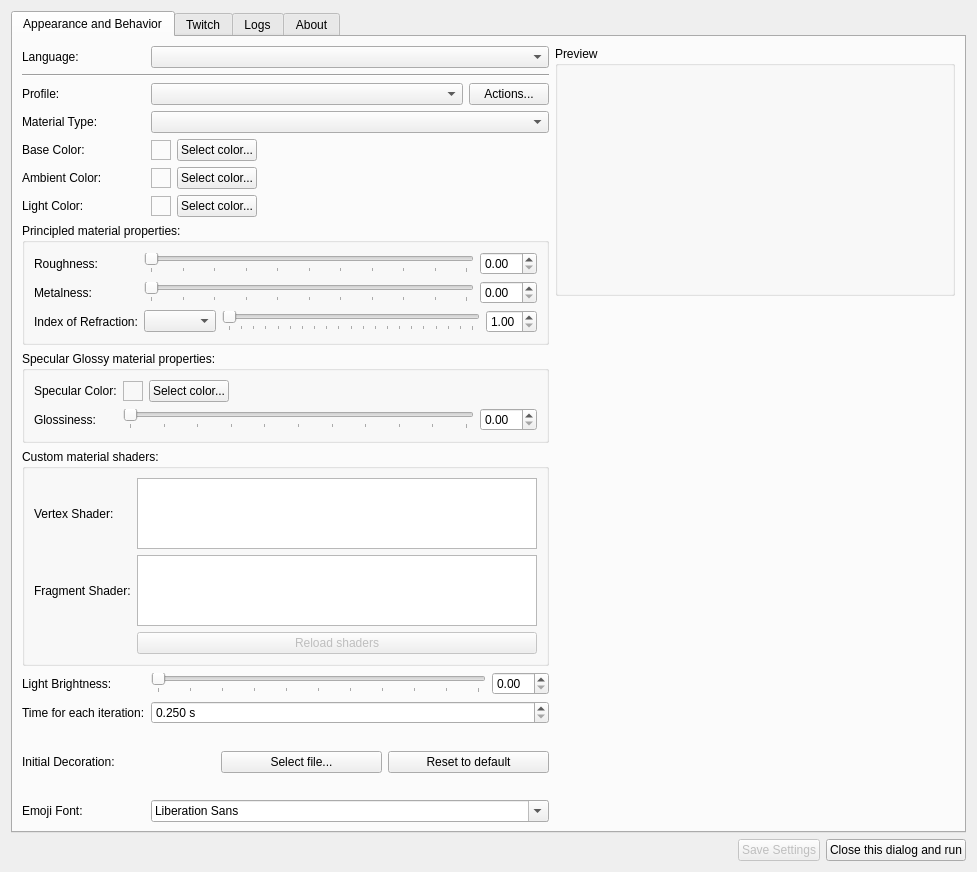
Old version of the form setupwidget.ui in the repository xiluembo/atsumari.
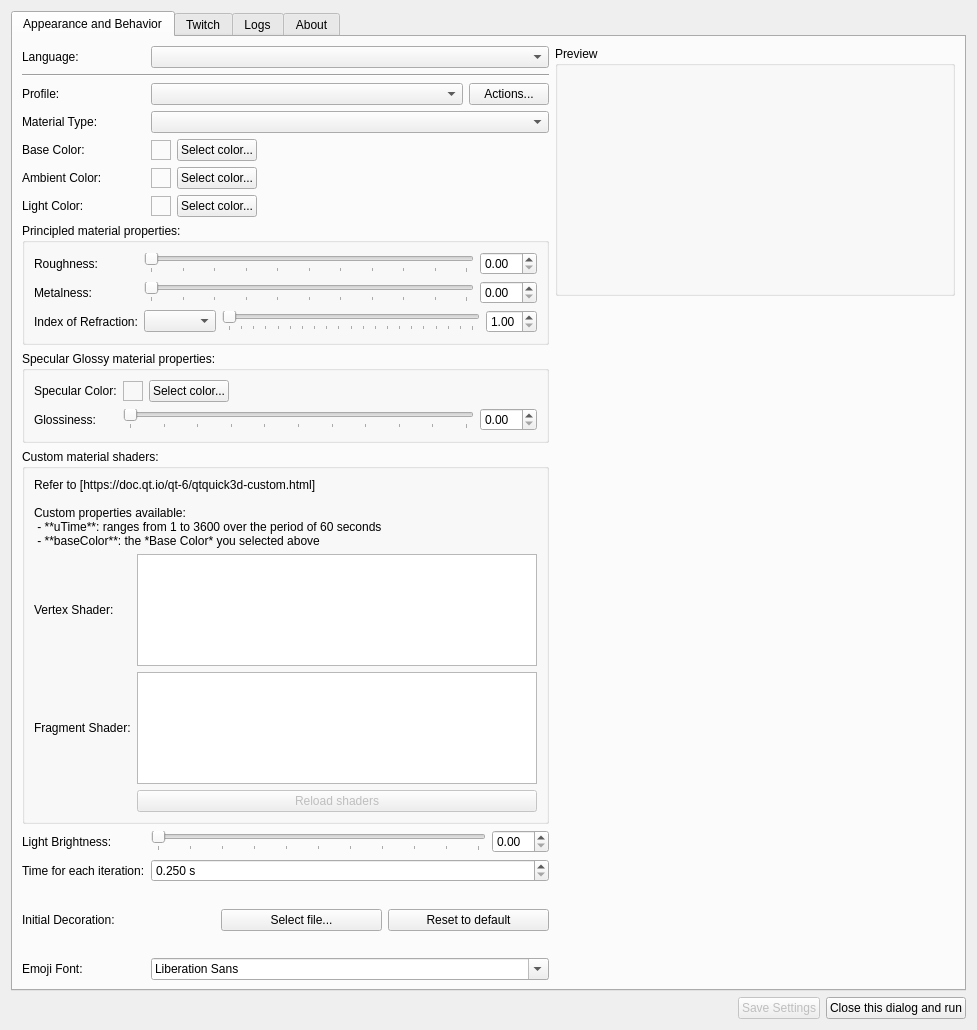
New version of the form. Icons and pictures are not drawn.

Commit message: Add custom properties uTime and baseColor. (also dos2unix main.qml)

Diff of the .ui file:
```diff
--- a/setupwidget.ui
+++ b/setupwidget.ui
@@ -7,7 +7,7 @@
     <x>0</x>
     <y>0</y>
     <width>977</width>
-    <height>717</height>
+    <height>1030</height>
    </rect>
   </property>
   <property name="windowTitle">
@@ -702,33 +702,47 @@
               <string>Custom material shaders:</string>
              </property>
              <layout class="QGridLayout" name="gridLayout_custom">
-              <item row="0" column="0">
-               <widget class="QLabel" name="lblVertexShader">
-                <property name="text">
-                 <string>Vertex Shader:</string>
-                </property>
-               </widget>
-              </item>
-              <item row="0" column="1">
-               <widget class="QPlainTextEdit" name="txtVertexShader"/>
-              </item>
-              <item row="1" column="0">
+              <item row="2" column="0">
                <widget class="QLabel" name="lblFragmentShader">
                 <property name="text">
                  <string>Fragment Shader:</string>
                 </property>
                </widget>
               </item>
-               <item row="1" column="1">
-                <widget class="QPlainTextEdit" name="txtFragmentShader"/>
-               </item>
-              <item row="2" column="1">
+              <item row="1" column="0">
+               <widget class="QLabel" name="lblVertexShader">
+                <property name="text">
+                 <string>Vertex Shader:</string>
+                </property>
+               </widget>
+              </item>
+              <item row="3" column="1">
                <widget class="QPushButton" name="btnReloadShaders">
+                <property name="enabled">
+                 <bool>false</bool>
+                </property>
                 <property name="text">
                  <string>Reload shaders</string>
                 </property>
-                <property name="enabled">
-                 <bool>false</bool>
+               </widget>
+              </item>
+              <item row="1" column="1">
+               <widget class="QPlainTextEdit" name="txtVertexShader"/>
+              </item>
+              <item row="2" column="1">
+               <widget class="QPlainTextEdit" name="txtFragmentShader"/>
+              </item>
+              <item row="0" column="0" colspan="2">
+               <widget class="QLabel" name="label_2">
+                <property name="text">
+                 <string>Refer to [https://doc.qt.io/qt-6/qtquick3d-custom.html]
+
+Custom properties available:
+ - **uTime**: ranges from 1 to 3600 over the period of 60 seconds
+ - **baseColor**: the *Base Color* you selected above</string>
+                </property>
+                <property name="textFormat">
+                 <enum>Qt::TextFormat::MarkdownText</enum>
                 </property>
                </widget>
               </item>
@@ -1037,7 +1051,7 @@
             <x>0</x>
             <y>0</y>
             <width>935</width>
-            <height>611</height>
+            <height>924</height>
            </rect>
           </property>
           <layout class="QVBoxLayout" name="verticalLayout_8">
```
Lines whose indentation alone changed are shown as unchanged. The commit also changes 2 other files.
